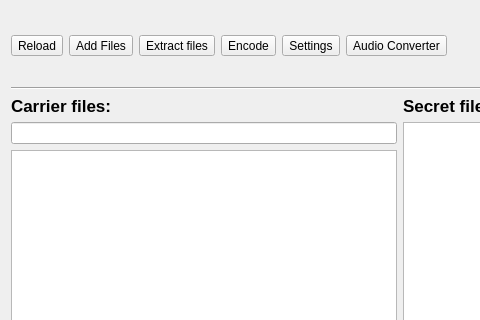
Qt form mainwindow.ui (erykrutkowski/Steghide-GUI) before a commit; both pictures show x 0 to 480 and y 0 to 320 of the 800 by 600 pixel window.
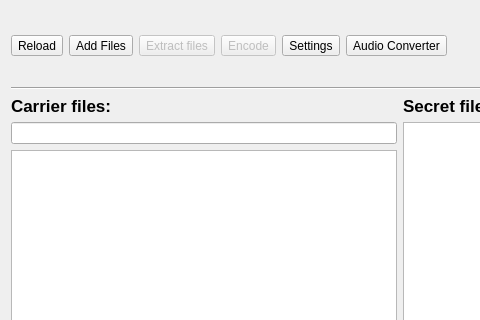
The same form after that commit. Icons and pictures are not drawn.

Patch:
```diff
--- a/mainwindow.ui
+++ b/mainwindow.ui
@@ -286,6 +286,9 @@
        </item>
        <item row="0" column="2">
         <widget class="QToolButton" name="ExtractButton">
+         <property name="enabled">
+          <bool>false</bool>
+         </property>
          <property name="text">
           <string>Extract files</string>
          </property>
@@ -326,6 +329,9 @@
        </item>
        <item row="0" column="3">
         <widget class="QToolButton" name="EncodeButton">
+         <property name="enabled">
+          <bool>false</bool>
+         </property>
          <property name="text">
           <string>Encode</string>
          </property>
```
